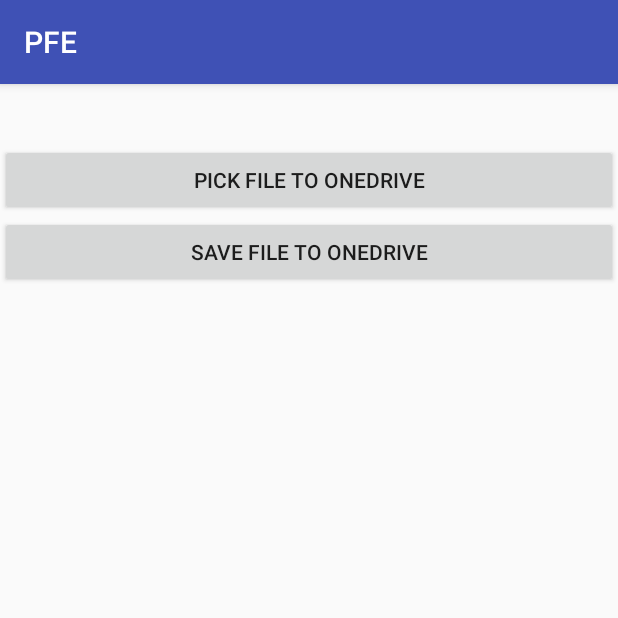
After one commit to romvad/PFE_Metralor_App, an Android app: the TestOneDriveActivity screen opened directly, with no data from a screen before it, on a phone screen of 412 x 824 dp, the top half of it. The commit adds this screen. Run offline under Robolectric (Android 15) with nearby library versions, the phone set to English and light mode, and no system bars; libraries missing offline, so code that uses them is left out: com.microsoft.onedrivesdk.

Commit message:
test Webview + begin of test OneDrive

```diff
--- a/app/build.gradle
+++ b/app/build.gradle
@@ -27,4 +27,5 @@
     androidTestImplementation 'com.android.support.test:runner:1.0.1'
     androidTestImplementation 'com.android.support.test.espresso:espresso-core:3.0.1'
     implementation files('libs/extra/android.jar')
+    compile('com.microsoft.onedrivesdk:onedrive-picker-android:v2.0')
 }
--- /dev/null
+++ b/app/src/main/java/com/example/rvadam/pfe/TestOneDrive/TestOneDriveActivity.java
@@ -0,0 +1,130 @@
+package com.example.rvadam.pfe.TestOneDrive;
+
+import android.app.Activity;
+import android.content.Intent;
+import android.net.Uri;
+import android.os.Environment;
+import android.support.v7.app.AppCompatActivity;
+import android.os.Bundle;
+import android.util.Log;
+import android.view.View;
+import android.widget.Button;
+import android.widget.TextView;
+
+import com.example.rvadam.pfe.R;
+import com.microsoft.onedrivesdk.picker.IPicker;
+import com.microsoft.onedrivesdk.picker.IPickerResult;
+import com.microsoft.onedrivesdk.picker.LinkType;
+import com.microsoft.onedrivesdk.picker.Picker;
+import com.microsoft.onedrivesdk.saver.ISaver;
+import com.microsoft.onedrivesdk.saver.Saver;
+import com.microsoft.onedrivesdk.saver.SaverException;
+
+import java.io.File;
+
+public class TestOneDriveActivity extends AppCompatActivity {
+
+    private IPicker mPicker;
+    private String ONEDRIVE_Client_ID = "46b2631c-ec3e-4920-a5dd-6586e5733adf";
+    private ISaver mSaver;
+    private boolean picker = false;
+
+    @Override
+    protected void onCreate(Bundle savedInstanceState) {
+        super.onCreate(savedInstanceState);
+        setContentView(R.layout.activity_test_one_drive);
+
+        // Call the listener method to pick the image
+        ((Button)findViewById(R.id.startPickerButton))
+                .setOnClickListener(mStartPickingListener);
+
+        // Call the listener method to upload the file to OneDrive
+        ((Button)findViewById(R.id.saver)).setOnClickListener(FilesaverListener);
+    }
+
+    /**
+     * The onClickListener that will start the OneDrive picker
+     * */
+    private final View.OnClickListener mStartPickingListener =
+            new View.OnClickListener() {
+                @Override
+                public void onClick(final View v) {
+
+                    picker = true;
+                    mPicker = Picker.createPicker(ONEDRIVE_Client_ID);
+                    mPicker.startPicking((Activity)v.getContext(), LinkType.WebViewLink);
+                }
+            };
+
+    /**
+     * The onClickListener that will upload file to the OneDrive
+     * */
+    private final View.OnClickListener FilesaverListener = new
+            View.OnClickListener() {
+                @Override
+                public void onClick(final View v) {
+
+                    picker = false;
+
+                    // create example file to save to OneDrive
+                    final String filename = "";
+
+                    // file path
+                    File file = new File(Environment
+                            .getExternalStorageDirectory() + "/Pictures/", filename);
+
+                    Log.e("file", Uri.parse("file://" +
+                    file.getAbsolutePath()) +"...." + file);
+
+                    // create and launch the saver
+                    mSaver = Saver.createSaver(ONEDRIVE_Client_ID);
+                    mSaver.startSaving((Activity)v.getContext(),
+                            filename,  Uri.parse("file://" + file.getAbsolutePath()));
+                }
+            };
+
+    protected void onActivityResult(final int requestCode,
+                                    final int resultCode, final Intent data) {
+
+        if(picker == true) {
+
+            // Get the results from the picker
+            IPickerResult result = mPicker
+                    .getPickerResult(requestCode, resultCode, data);
+
+            // Handle the case if nothing was picked
+            if (result != null) {
+
+                // Do something with the picked file
+                Log.e("main", "Link to file '" + result
+                        .getName() + ": " + result.getLink());
+
+                ((TextView) findViewById(R.id.pic_name))
+                        .setText(result.getName());
+
+                ((TextView) findViewById(R.id.pic_link))
+                        .setText(result.getLink().toString());
+
+                return;
+            }
+        } else {
+
+            // check that the file was successfully saved to OneDrive
+            try {
+
+                mSaver.handleSave(requestCode, resultCode, data);
+
+            } catch (final SaverException e) {
+
+                // Log error information
+                Log.e("OneDriveSaver",
+                e.getErrorType()
+                        .toString()); // Provides one of the SaverError enum
+                // Log.d("OneDriveSaver",e.getDebugErrorInfo()); // Detailed debug error message
+            }
+        }
+
+        // Handle non-OneDrive picker request
+        super.onActivityResult(requestCode, resultCode, data);
+    }
+}
--- a/app/src/main/res/layout/activity_test_dropbox.xml
+++ b/app/src/main/res/layout/activity_test_dropbox.xml
@@ -47,6 +47,7 @@
             android:layout_height="wrap_content"
             android:orientation="vertical" >
         </LinearLayout>
+
     </ScrollView>
 
 </LinearLayout>
--- /dev/null
+++ b/app/src/main/res/layout/activity_test_one_drive.xml
@@ -0,0 +1,43 @@
+<?xml version="1.0" encoding="utf-8"?>
+<LinearLayout xmlns:android="http://schemas.android.com/apk/res/android"
+    android:layout_width="match_parent"
+    android:layout_height="match_parent"
+    android:layout_marginTop="40dp"
+    android:gravity="center_horizontal"
+    android:orientation="vertical" >
+<!--<android.support.constraint.ConstraintLayout xmlns:android="http://schemas.android.com/apk/res/android"
+    xmlns:app="http://schemas.android.com/apk/res-auto"
+    xmlns:tools="http://schemas.android.com/tools"
+    android:layout_width="match_parent"
+    android:layout_height="match_parent"
+    tools:context="com.example.rvadam.pfe.TestOneDrive.TestOneDriveActivity">-->
+
+    <Button
+    android:id="@+id/startPickerButton"
+    android:layout_width="match_parent"
+    android:layout_height="wrap_content"
+    android:text="Pick File to OneDrive" />
+
+    <Button
+    android:id="@+id/saver"
+    android:layout_width="match_parent"
+    android:layout_height="wrap_content"
+
+    android:text="Save File to OneDrive" />
+
+    <TextView
+    android:layout_width="match_parent"
+    android:layout_height="wrap_content"
+
+    android:textSize="20dp"
+    android:id="@+id/pic_name"/>
+
+    <TextView
+        android:layout_width="match_parent"
+        android:layout_height="wrap_content"
+
+        android:textSize="20dp"
+        android:id="@+id/pic_link"/>
+
+<!--</android.support.constraint.ConstraintLayout>-->
+</LinearLayout>
```
Also changed, not shown: app/src/main/AndroidManifest.xml (+12 -13 lines), app/src/main/java/com/example/rvadam/pfe/Login/LoginFragment.java (+10 -7 lines), app/src/main/java/com/example/rvadam/pfe/TestDropbox/TestDropboxActivity.java (+14 -0 lines), app/src/main/java/com/example/rvadam/pfe/TestOneDrive/WebViewActivity.java (added, +31 -0 lines), app/src/main/res/layout/activity_web_view.xml (added, +17 -0 lines).
